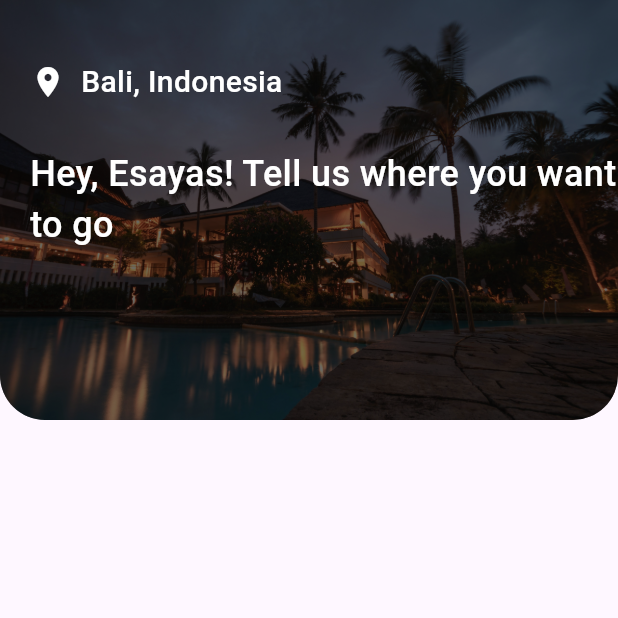
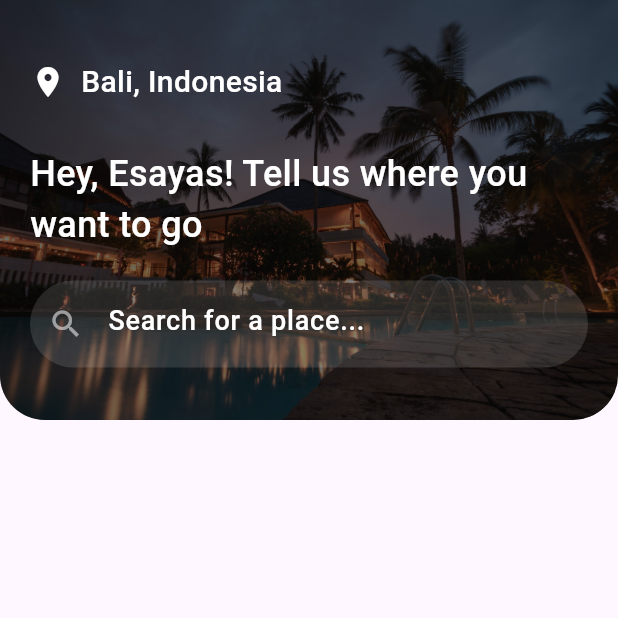
Before and after one commit to addiscodr/hotel-booking-platform, a Flutter app: the screen it shows after launch, on a phone screen of 412 x 824 dp, the top half of it. Run offline on Flutter 3.47's test engine with Material 3 defaults, Android fonts, the light colour scheme and no system bars.

Commit message:
Modify home_page.dart

```diff
--- a/lib/pages/home_page.dart
+++ b/lib/pages/home_page.dart
@@ -30,7 +30,7 @@ class _HomePageState extends State<HomePage> {
                   ),
                 ),
                 Container(
-                  padding: EdgeInsets.only(top: 40, left: 20),
+                  padding: EdgeInsets.only(top: 40, left: 20, right: 20),
                   width: MediaQuery.of(context).size.width,
                   height: 280,
                   decoration: BoxDecoration(
@@ -58,6 +58,26 @@ class _HomePageState extends State<HomePage> {
                         "Hey, Esayas! Tell us where you want to go",
                         style: AppWidget.whiteTextStyle(24),
                       ),
+                      const SizedBox(height: 20),
+                      Container(
+                        padding: EdgeInsets.only(top: 5, bottom: 5),
+                        width: MediaQuery.of(context).size.width,
+                        decoration: BoxDecoration(
+                          color: const Color.fromARGB(32, 255, 255, 255),
+                          borderRadius: BorderRadius.circular(30),
+                        ),
+                        child: TextField(
+                          decoration: InputDecoration(
+                            border: InputBorder.none,
+                            prefixIcon: Icon(
+                              Icons.search,
+                              color: Colors.white54,
+                            ),
+                            hintText: "Search for a place...",
+                            hintStyle: AppWidget.whiteTextStyle(18),
+                          ),
+                        ),
+                      ),
                     ],
                   ),
                 ),
```
